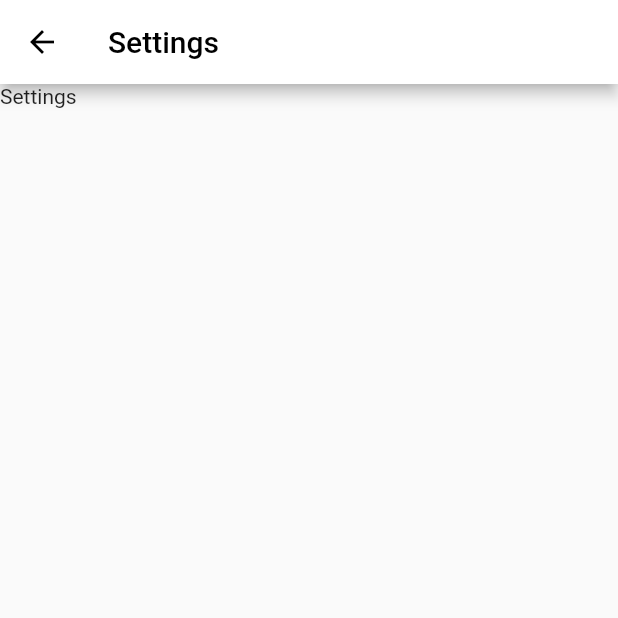
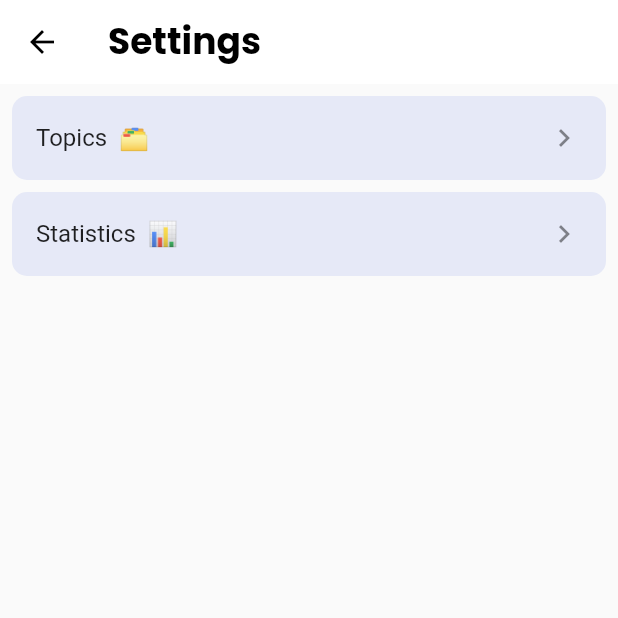
Before and after one commit to fa-fifi/lumi-lite, a Flutter app: the SettingsScreen screen opened directly, on a phone screen of 412 x 824 dp, the top half of it. Run offline on Flutter 3.47's test engine with Material 2 defaults, Android fonts, the phone set to English and light mode, and no system bars; our stand-ins replace cached_network_image, csv, webview_flutter; network calls fail.

Commit message:
create settings page

```diff
--- a/lib/screens/settings.dart
+++ b/lib/screens/settings.dart
@@ -1,17 +1,42 @@
 import 'package:flutter/material.dart';
+import 'package:lumilite/screens/landing.dart';
+import 'package:lumilite/screens/statistics.dart';
+import 'package:lumilite/screens/topics.dart';
 
 class SettingsScreen extends StatelessWidget {
   const SettingsScreen({super.key});
 
+  ListTile buildListTile(BuildContext context,
+          {required String text, required VoidCallback onTap}) =>
+      ListTile(
+        onTap: onTap,
+        shape: RoundedRectangleBorder(borderRadius: BorderRadius.circular(10)),
+        tileColor: Theme.of(context).primaryColor.withOpacity(0.1),
+        title: Text(text),
+        trailing: const Icon(Icons.chevron_right),
+      );
+
   @override
-  Widget build(BuildContext context) {
-    return Scaffold(
-      appBar: AppBar(
-        title: const Text('Settings'),
-      ),
-      body: const Text(
-        'Settings',
-      ),
-    );
-  }
+  Widget build(BuildContext context) => Scaffold(
+        appBar: AppBar(elevation: 0, title: const Text('Settings')),
+        body: ListView(
+          controller: LandingScreenState.controller,
+          padding: const EdgeInsets.all(8),
+          children: [
+            buildListTile(context,
+                text: 'Topics  🗂️',
+                onTap: () => Navigator.push(
+                    context,
+                    MaterialPageRoute(
+                        builder: (context) => const TopicsScreen()))),
+            const SizedBox(height: 8),
+            buildListTile(context,
+                text: 'Statistics  📊',
+                onTap: () => Navigator.push(
+                    context,
+                    MaterialPageRoute(
+                        builder: (context) => const StatisticsScreen()))),
+          ],
+        ),
+      );
 }
--- a/lib/utils/theme.dart
+++ b/lib/utils/theme.dart
@@ -4,7 +4,13 @@ class AppTheme {
   static ThemeData lightMode(BuildContext context) => ThemeData(
         brightness: Brightness.light,
         appBarTheme: const AppBarTheme(
-            backgroundColor: Colors.white, foregroundColor: Colors.black),
+            titleTextStyle: TextStyle(
+                fontFamily: 'Poppins',
+                fontSize: 24,
+                color: Colors.black,
+                fontWeight: FontWeight.bold),
+            backgroundColor: Colors.white,
+            foregroundColor: Colors.black),
         primaryColor: const Color(0xFF3353DC),
         highlightColor: Colors.transparent,
         splashColor: Colors.transparent,
```
Also changed, not shown: lib/screens/statistics.dart (added, +22 -0 lines), lib/screens/topics.dart (added, +19 -0 lines).
